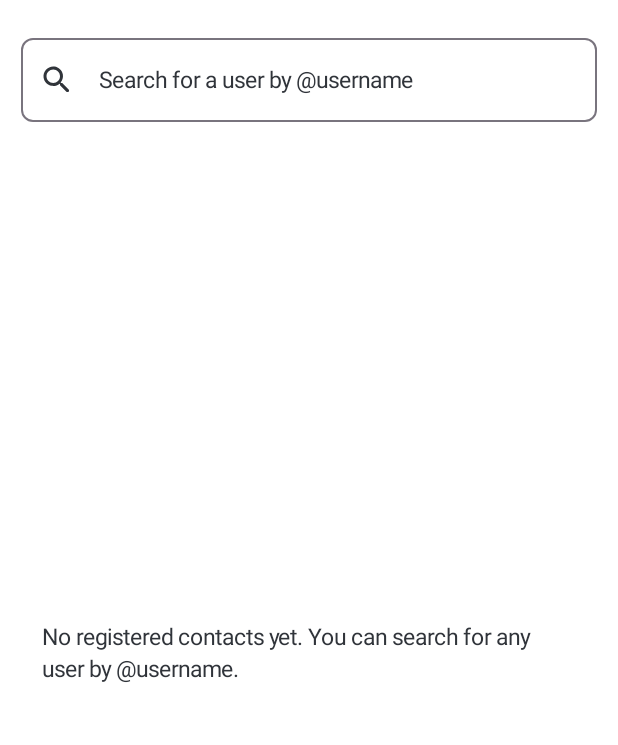
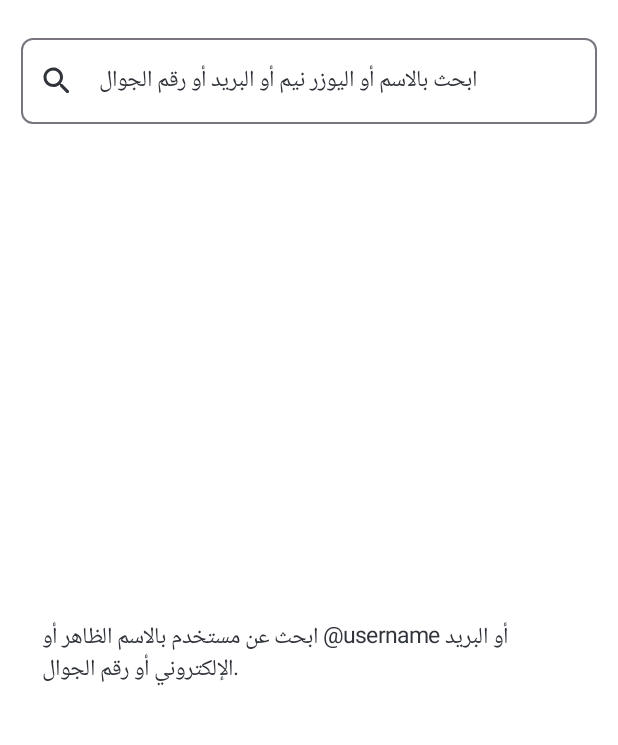
Before and after one commit to conan3811/ZoolChat, an Android app built with Jetpack Compose: the composable ContactsDirectoryScreen called with empty values, on a phone screen of 412 x 824 dp, the part 61-806 px from its top. Run offline under Robolectric (Android 15) with nearby library versions, the phone set to English and light mode, and no system bars.

Commit message:
Expand directory search UI

```diff
--- a/android/app/src/main/java/com/zoolchat/app/ui/screens/ContactsDirectoryScreen.kt
+++ b/android/app/src/main/java/com/zoolchat/app/ui/screens/ContactsDirectoryScreen.kt
@@ -32,21 +32,21 @@ fun ContactsDirectoryScreen(
     val shown = if (query.trim().length >= 3) searchResults else contacts
     Column(Modifier.fillMaxSize()) {
         Row(Modifier.fillMaxWidth().padding(6.dp), verticalAlignment = Alignment.CenterVertically) {
-            IconButton(onClick = onBack) { Icon(Icons.Rounded.ArrowBack, "رجوع") }
+            IconButton(onClick = onBack) { Icon(Icons.Rounded.ArrowBack, t("رجوع")) }
             Text(t("جهات اتصال ZoolChat"), style = MaterialTheme.typography.titleLarge)
         }
         OutlinedTextField(
             value = query,
             onValueChange = { query = it; onSearch(it) },
             modifier = Modifier.fillMaxWidth().padding(horizontal = 14.dp, vertical = 6.dp),
-            placeholder = { Text(t("ابحث عن مستخدم باسم @username")) },
+            placeholder = { Text(t("ابحث بالاسم أو اليوزر نيم أو البريد أو رقم الجوال")) },
             leadingIcon = { Icon(Icons.Rounded.Search, null) },
             singleLine = true,
         )
         if (shown.isEmpty()) {
             Box(Modifier.fillMaxSize().padding(28.dp), contentAlignment = Alignment.Center) {
                 Text(
-                    if (query.trim().length >= 3) t("لا يوجد مستخدم مطابق") else t("لا توجد جهات اتصال مسجلة بعد. يمكنك البحث عن أي مستخدم عن طريق @username."),
+                    if (query.trim().length >= 3) t("لا يوجد مستخدم مطابق") else t("ابحث عن مستخدم بالاسم الظاهر أو @username أو البريد الإلكتروني أو رقم الجوال."),
                     color = MaterialTheme.colorScheme.onSurfaceVariant,
                 )
             }
@@ -62,8 +62,8 @@ fun ContactsDirectoryScreen(
                         Text(c.localName)
                         Text(c.username?.let { "@$it" } ?: c.phoneE164, style = MaterialTheme.typography.bodySmall, color = MaterialTheme.colorScheme.onSurfaceVariant)
                     }
-                    IconButton(onClick = { onCall(c) }) { Icon(Icons.Rounded.Phone, "اتصال") }
-                    IconButton(onClick = { onChat(c) }) { Icon(Icons.Rounded.Chat, "محادثة") }
+                    IconButton(onClick = { onCall(c) }) { Icon(Icons.Rounded.Phone, t("اتصال")) }
+                    IconButton(onClick = { onChat(c) }) { Icon(Icons.Rounded.Chat, t("محادثة")) }
                 }
             }
         }
```
